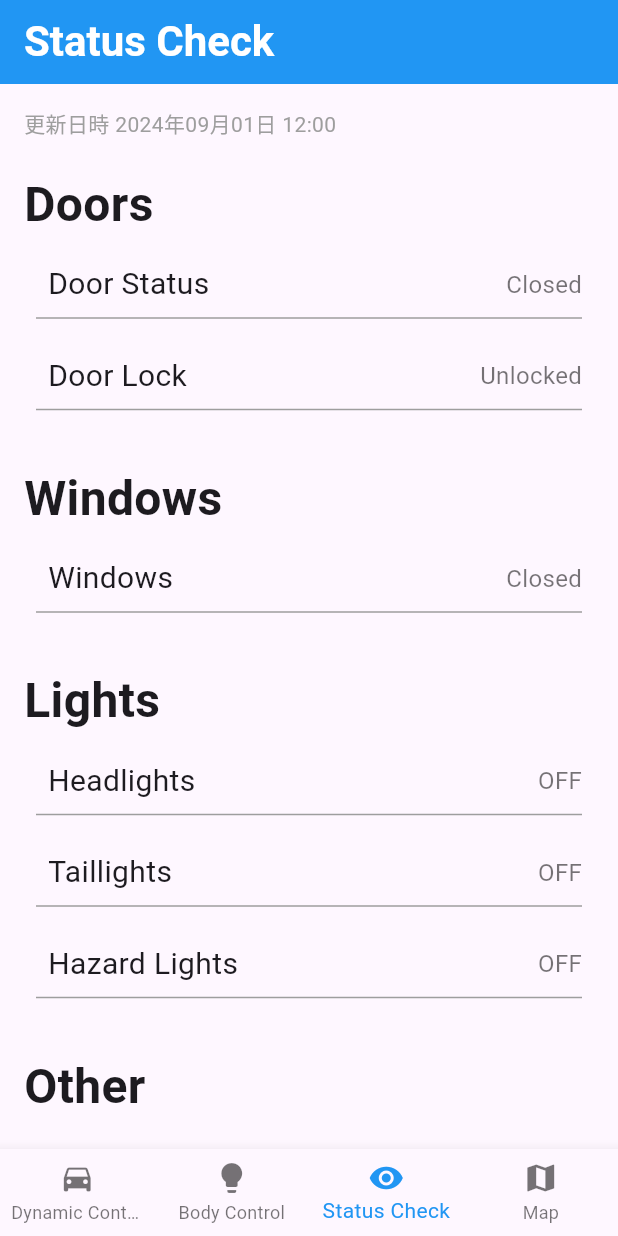
After one commit to msritj79/kids_ev_controller, a Flutter app: the screen it shows after launch, item 3 of the bottom bar chosen, on a phone screen of 412 x 824 dp. The commit adds this screen. Run offline on Flutter 3.47's test engine with Material 3 defaults, Android fonts, the phone set to English and light mode, and no system bars; our stand-ins replace geolocator, google_maps_flutter; network calls fail.

Commit message:
add status_check.dart and map.dart

```diff
--- a/lib/body_control.dart
+++ b/lib/body_control.dart
@@ -6,7 +6,11 @@ class BodyControlScreen extends StatelessWidget {
     return Scaffold(
       appBar: AppBar(
         backgroundColor: Colors.blue,
-        title: Text('Body Control'),
+        title: Text(
+          'Body Control',
+          style: TextStyle(
+              color: Colors.white, fontSize: 28, fontWeight: FontWeight.bold),
+        ),
       ),
       body: Center(
         child: Column(
--- a/lib/dynamic_control.dart
+++ b/lib/dynamic_control.dart
@@ -6,7 +6,10 @@ class DynamicControlScreen extends StatelessWidget {
     return Scaffold(
       appBar: AppBar(
         backgroundColor: Colors.blue,
-        title: Text('Dynamic Control'),
+        title: Text(
+          'Dynamic Control',
+          style: TextStyle(color: Colors.white, fontSize: 28, fontWeight: FontWeight.bold),
+        ),
       ),
       body: Center(
         child: Column(
--- a/lib/main.dart
+++ b/lib/main.dart
@@ -1,6 +1,8 @@
 import 'package:flutter/material.dart';
 import 'package:kids_ev_controller/dynamic_control.dart';
 import 'package:kids_ev_controller/body_control.dart';
+import 'package:kids_ev_controller/status_check.dart';
+import 'package:kids_ev_controller/map.dart';
 
 void main() {
   runApp(const CarControlApp());
@@ -36,6 +38,8 @@ class _CarControlHomePageState extends State<CarControlHomePage> {
   static List<Widget> _widgetOptions = <Widget>[
     DynamicControlScreen(),
     BodyControlScreen(),
+    StatusCheck(),
+    Map(),
   ];
 
   void _onItemTapped(int index) {
@@ -51,6 +55,7 @@ class _CarControlHomePageState extends State<CarControlHomePage> {
         child: _widgetOptions.elementAt(_selectedIndex),
       ),
       bottomNavigationBar: BottomNavigationBar(
+        type: BottomNavigationBarType.fixed,
         items: const <BottomNavigationBarItem>[
           BottomNavigationBarItem(
             icon: Icon(Icons.directions_car),
@@ -60,6 +65,14 @@ class _CarControlHomePageState extends State<CarControlHomePage> {
             icon: Icon(Icons.lightbulb),
             label: 'Body Control',
           ),
+          BottomNavigationBarItem(
+            icon: Icon(Icons.visibility),
+            label: 'Status Check',
+          ),
+          BottomNavigationBarItem(
+            icon: Icon(Icons.map),
+            label: 'Map',
+          ),
         ],
         currentIndex: _selectedIndex,
         selectedItemColor: Colors.blue,
--- /dev/null
+++ b/lib/status_check.dart
@@ -0,0 +1,139 @@
+import 'package:flutter/material.dart';
+
+class StatusCheck extends StatelessWidget {
+  @override
+  Widget build(BuildContext context) {
+    return Scaffold(
+      appBar: AppBar(
+        backgroundColor: Colors.blue,
+        title: Text(
+          'Status Check',
+          style: TextStyle(
+              color: Colors.white, fontSize: 28, fontWeight: FontWeight.bold),
+        ),
+      ),
+      body: ListView(
+        padding: EdgeInsets.all(16.0),
+        children: [
+          // Date & Time
+          Text(
+            '更新日時 2024年09月01日 12:00',
+            style: TextStyle(color: Colors.grey),
+          ),
+
+          // Door Section
+          SectionTitle(title: 'Doors'),
+          StatusRow(
+            label: 'Door Status',
+            status: 'Closed',
+          ),
+          StatusRow(
+            label: 'Door Lock',
+            status: 'Unlocked',
+          ),
+
+          // Window Section
+          SectionTitle(title: 'Windows'),
+          StatusRow(
+            label: 'Windows',
+            status: 'Closed',
+          ),
+
+          // Lamp Section
+          SectionTitle(title: 'Lights'),
+          StatusRow(
+            label: 'Headlights',
+            status: 'OFF',
+          ),
+          StatusRow(
+            label: 'Taillights',
+            status: 'OFF',
+          ),
+          StatusRow(
+            label: 'Hazard Lights',
+            status: 'OFF',
+          ),
+
+          // Additional Sections
+          SectionTitle(title: 'Other'),
+        ],
+      ),
+    );
+  }
+}
+
+class SectionTitle extends StatelessWidget {
+  final String title;
+
+  const SectionTitle({required this.title});
+
+  @override
+  Widget build(BuildContext context) {
+    return Padding(
+      padding: const EdgeInsets.only(top: 20.0, bottom: 8.0),
+      child: Text(
+        title,
+        style: TextStyle(
+          fontSize: 32.0,
+          fontWeight: FontWeight.bold,
+        ),
+      ),
+    );
+  }
+}
+
+class StatusRow extends StatelessWidget {
+  final String label;
+  final String status;
+  final IconData? icon;
+
+  const StatusRow({
+    required this.label,
+    required this.status,
+    this.icon,
+  });
+
+  @override
+  Widget build(BuildContext context) {
+    return Padding(
+      padding: const EdgeInsets.all(8.0),
+      child: Column(
+        children: [
+          Row(
+            mainAxisAlignment: MainAxisAlignment.spaceBetween,
+            children: [
+              Row(
+                children: [
+                  if (icon != null) Icon(icon, color: Colors.blue),
+                  SizedBox(width: 8.0),
+                  Text(
+                    label,
+                    style: TextStyle(
+                      fontSize: 20.0,
+                    ),
+                  ),
+                ],
+              ),
+              Row(
+                // mainAxisAlignment: MainAxisAlignment.end,
+                children: [
+                  Text(
+                    status,
+                    style: TextStyle(
+                      color: Colors.black54,
+                      fontSize: 16.0,
+                    ),
+                  ),
+                ],
+              ),
+            ],
+          ),
+          Divider(
+            color: Colors.grey, // 線の色を灰色に設定
+            thickness: 1.0, // 線の太さを設定
+          ),
+        ],
+      ),
+    );
+  }
+}
--- a/pubspec.yaml
+++ b/pubspec.yaml
@@ -30,6 +30,9 @@ environment:
 dependencies:
   flutter:
     sdk: flutter
+
+  google_maps_flutter: ^2.9.0
+  geolocator: ^13.0.1
 
 
   # The following adds the Cupertino Icons font to your application.
```
Also changed, not shown: lib/map.dart (added, +193 -0 lines), memo/img.png (added), memo/img_1.png (added), pubspec.lock, 3 other files.
